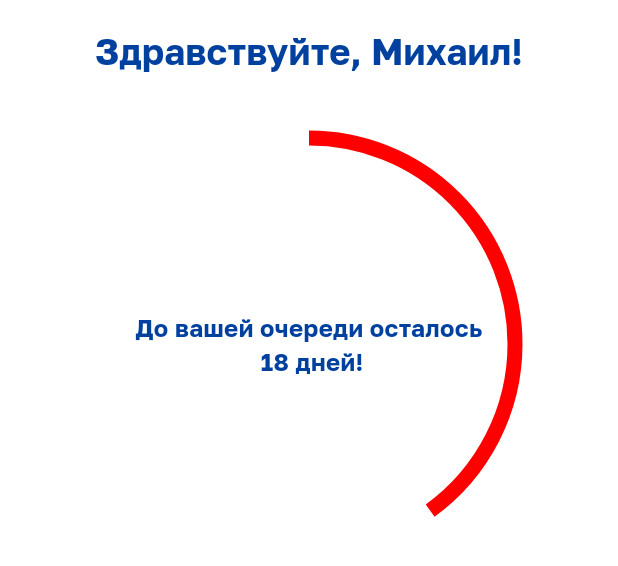
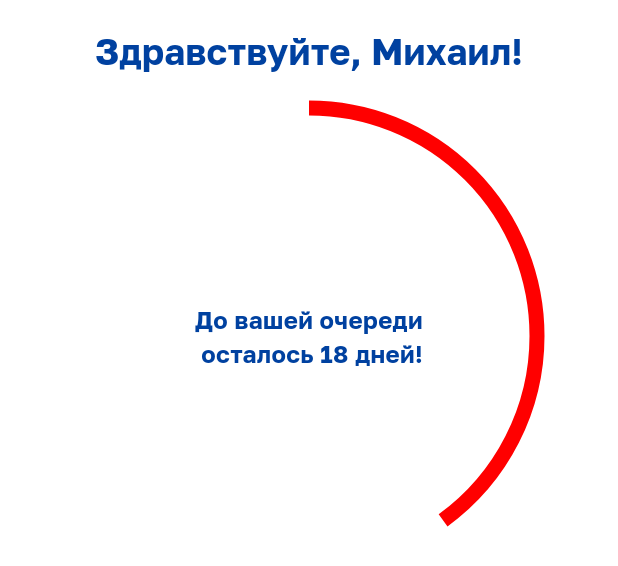
Before and after one commit to StasShevchenko/ParkingCalendar, a Flutter app: the CalendarSection widget shown alone on an empty page, opened directly with empty values, on a phone screen of 412 x 824 dp. Shown: the top 566 px of the screen. Run offline on Flutter 3.47's test engine with Material 2 defaults, Android fonts, the phone set to English and light mode, and no system bars; our stand-ins replace bloc, dio, flutter_bloc, flutter_secure_storage, flutter_svg, go_router and 3 more; accounts and stored records are empty.

Commit message:
Adaptive version of home page is finished (#14)

```diff
--- a/lib/presentation/pages/user/home_page/calendar_section.dart
+++ b/lib/presentation/pages/user/home_page/calendar_section.dart
@@ -1,4 +1,5 @@
 import 'package:flutter/material.dart';
+import 'package:parking_project/utils/device_info.dart';
 
 import '../../../../assets/colors/app_colors.dart';
 import 'components/calendar/calendar.dart';
@@ -16,6 +17,12 @@ class CalendarSection extends StatelessWidget {
 
   @override
   Widget build(BuildContext context) {
+    final indicatorWidthFactor = switch (DeviceScreen.get(context)) {
+      FormFactorType.Mobile => 0.8,
+      FormFactorType.Tablet => 0.7,
+      FormFactorType.Desktop => 0.6
+    };
+
     return Padding(
       padding: const EdgeInsets.all(16),
       child: Center(
@@ -30,7 +37,13 @@ class CalendarSection extends StatelessWidget {
             const SizedBox(
               height: 20,
             ),
-            if (isActive)
+            if (isActive) ...{
+              ConstrainedBox(
+                constraints: const BoxConstraints(
+                  maxWidth: 450
+                ),
+                child: Column(
+                  children: [
                     Row(
                       mainAxisAlignment: MainAxisAlignment.start,
                       crossAxisAlignment: CrossAxisAlignment.center,
@@ -45,10 +58,7 @@ class CalendarSection extends StatelessWidget {
                         const Text(' дни доступа к парковке')
                       ],
                     ),
-            const SizedBox(
-              height: 20,
-            ),
-            if (isActive) ...{
+                    const SizedBox(height: 16,),
                     Card(
                       color: AppColors.primaryWhite,
                       surfaceTintColor: AppColors.primaryWhite,
@@ -61,27 +71,35 @@ class CalendarSection extends StatelessWidget {
                           endTime: endDate,
                         ),
                       ),
+                    ),
+                  ],
+                ),
               )
+
             } else ...{
               Stack(
                 alignment: Alignment.center,
                 children: [
                   const Text(
-                    'До вашей очереди осталось\n 18 дней!',
+                    'До вашей очереди\n осталось 18 дней!',
                     textAlign: TextAlign.center,
                     style: TextStyle(fontSize: 16, fontWeight: FontWeight.bold),
                   ),
                   ConstrainedBox(
                     constraints: BoxConstraints(
-                        minWidth: MediaQuery.of(context).size.width / 1.5,
-                        maxWidth: MediaQuery.of(context).size.width / 1.5),
+                      maxHeight:  MediaQuery.of(context).size.width < 880 ? 400 : double.infinity,
+                      maxWidth:  MediaQuery.of(context).size.width < 880 ? 400 : double.infinity
+                    ),
+                    child: FractionallySizedBox(
+                      widthFactor: indicatorWidthFactor,
                       child: AspectRatio(
-                      aspectRatio: 1,
+                        aspectRatio: 1.0,
                         child: CircularProgressIndicator(
                           strokeWidth: 10,
                           value: 0.4,
                           color: AppColors.primaryAccentRed,
                           backgroundColor: Colors.white,
+                        ),
                       ),
                     ),
                   )
--- a/lib/presentation/pages/user/home_page/components/calendar/active_calendar_day.dart
+++ b/lib/presentation/pages/user/home_page/components/calendar/active_calendar_day.dart
@@ -14,10 +14,12 @@ class ActiveCalendarDay extends StatelessWidget {
   Widget build(BuildContext context) {
       return Padding(
       padding: const EdgeInsets.all(8.0),
+      child: AspectRatio(
+        aspectRatio: 1.0,
         child: Container(
           decoration: BoxDecoration(
               color: AppColors.primaryAccentRed,
-            borderRadius: BorderRadius.all(Radius.circular(12.0))),
+              borderRadius: const BorderRadius.all(Radius.circular(12.0))),
           child: Center(
             child: Text(
               dayNumber,
@@ -25,6 +27,7 @@ class ActiveCalendarDay extends StatelessWidget {
             ),
           ),
         ),
+      ),
     );
   }
 }
```
Also changed, not shown: lib/presentation/pages/user/home_page/home_page.dart (+29 -8 lines). Lines whose indentation alone changed are shown as unchanged.
